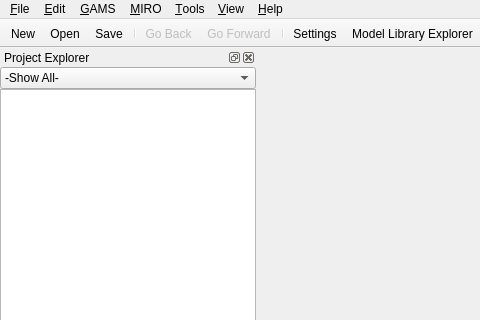
GAMS-dev/studio, file src/mainwindow.ui: the form before one commit; both pictures show x 0 to 480 and y 0 to 320 of the 1014 by 745 pixel window.
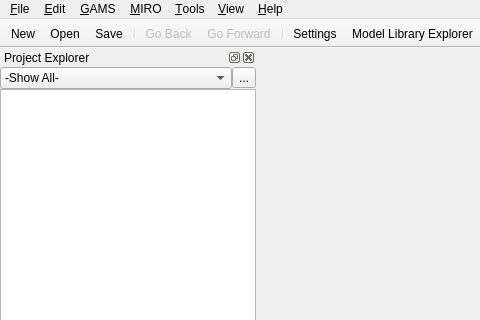
The form after the commit. Icons and pictures are not drawn. Custom widgets are drawn as their Qt base class.

Commit message: adjust project focus behavior

What changed in the file:
```diff
--- a/src/mainwindow.ui
+++ b/src/mainwindow.ui
@@ -360,8 +360,8 @@
    </property>
    <property name="minimumSize">
     <size>
-     <width>100</width>
-     <height>132</height>
+     <width>127</width>
+     <height>238</height>
     </size>
    </property>
    <property name="accessibleName">
@@ -397,18 +397,56 @@
       <number>0</number>
      </property>
      <item>
-      <widget class="QComboBox" name="cbFocusProject">
-       <item>
-        <property name="text">
-         <string>-Show All-</string>
+      <widget class="QWidget" name="widget" native="true">
+       <property name="sizePolicy">
+        <sizepolicy hsizetype="Preferred" vsizetype="Minimum">
+         <horstretch>0</horstretch>
+         <verstretch>0</verstretch>
+        </sizepolicy>
+       </property>
+       <layout class="QHBoxLayout" name="horizontalLayout">
+        <property name="spacing">
+         <number>0</number>
         </property>
-       </item>
+        <property name="leftMargin">
+         <number>0</number>
+        </property>
+        <property name="topMargin">
+         <number>0</number>
+        </property>
+        <property name="rightMargin">
+         <number>0</number>
+        </property>
+        <property name="bottomMargin">
+         <number>0</number>
+        </property>
+        <item>
+         <widget class="QComboBox" name="cbFocusProject">
+          <item>
+           <property name="text">
+            <string>-Show All-</string>
+           </property>
+          </item>
+         </widget>
+        </item>
+        <item>
+         <widget class="QToolButton" name="tbProjectSettings">
+          <property name="text">
+           <string>...</string>
+          </property>
+          <property name="icon">
+           <iconset resource="../icons/icons.qrc">
+            <normaloff>:/solid/cog</normaloff>:/solid/cog</iconset>
+          </property>
+         </widget>
+        </item>
+       </layout>
       </widget>
      </item>
      <item>
       <widget class="gams::studio::ProjectTreeView" name="projectView">
        <property name="sizePolicy">
-        <sizepolicy hsizetype="Preferred" vsizetype="Preferred">
+        <sizepolicy hsizetype="Preferred" vsizetype="MinimumExpanding">
          <horstretch>1</horstretch>
          <verstretch>0</verstretch>
         </sizepolicy>
```
The commit also changes 7 other files.
